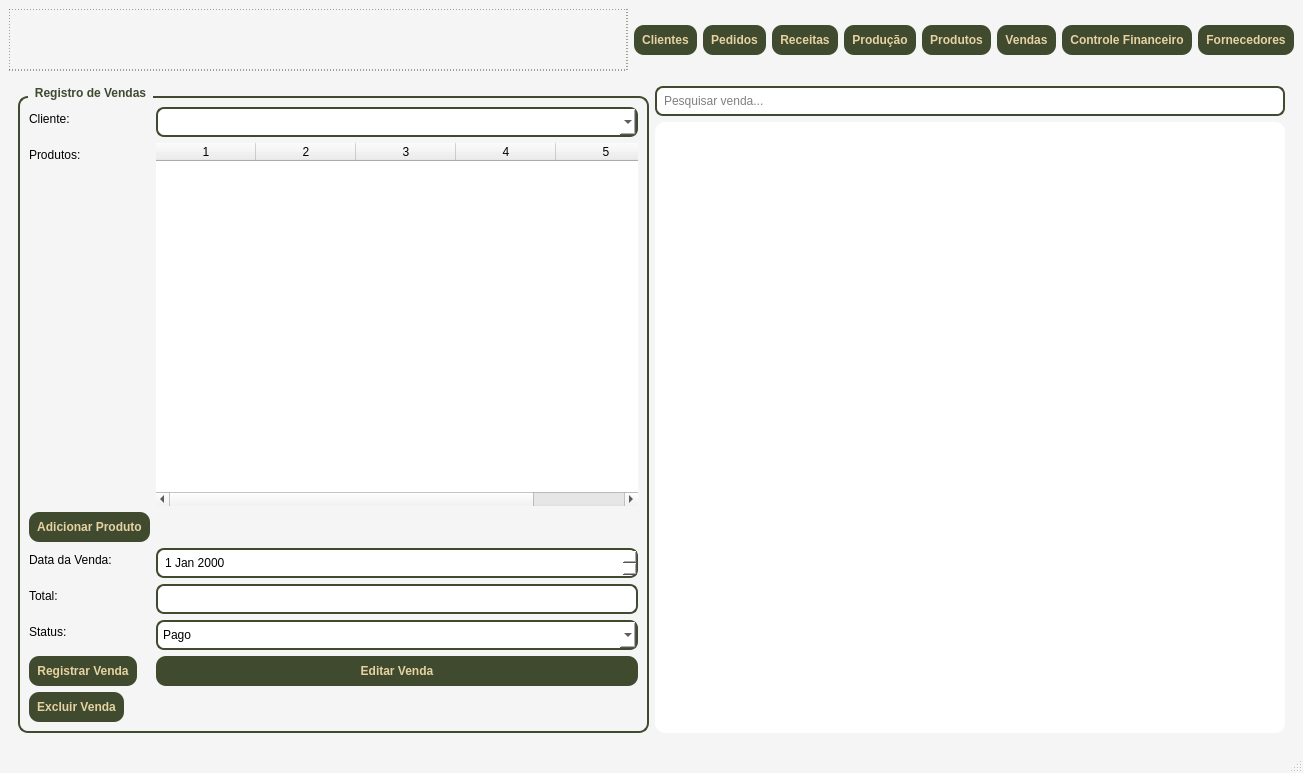
This is telas/tela_menu.ui in Faeldh/sistema_confeitaria as Qt 5 draws it before an edit. The edited form follows.
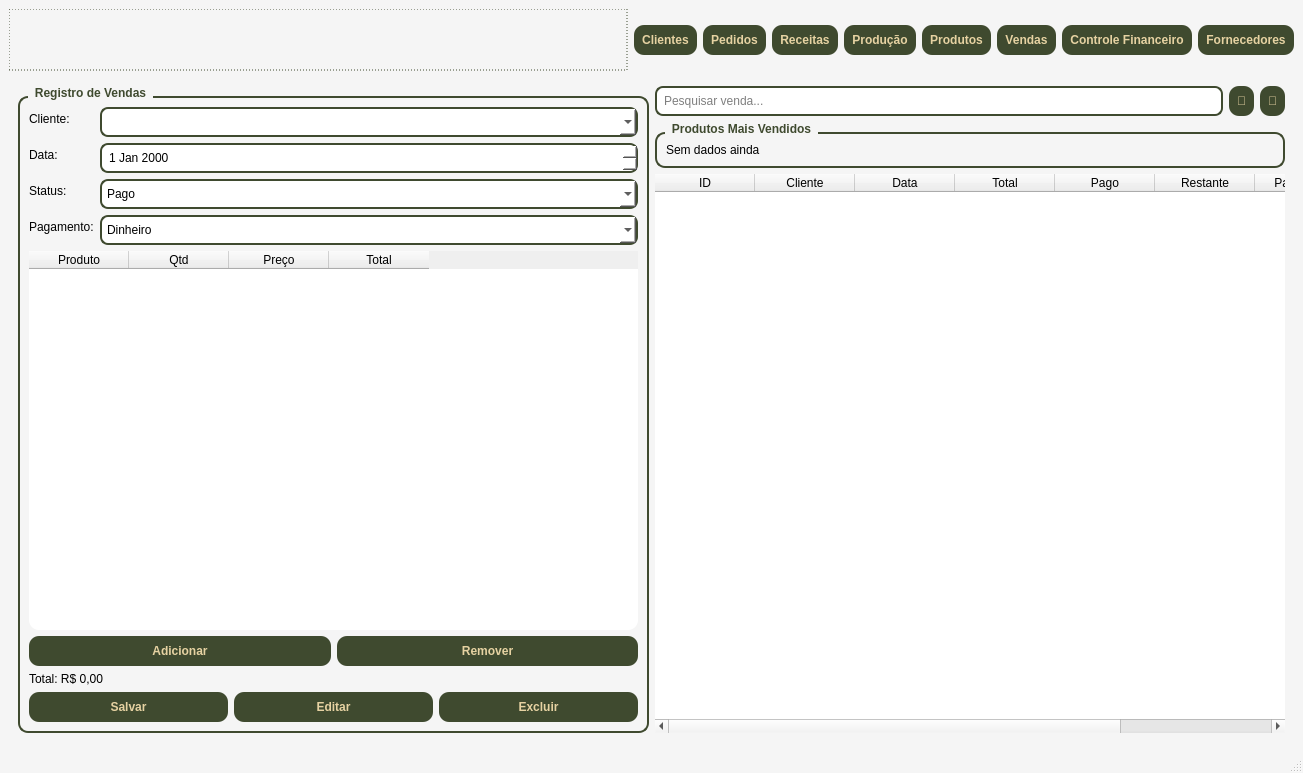
This is the edited form. The open tabs and pages were chosen to show the change.

```diff
--- a/telas/tela_menu.ui
+++ b/telas/tela_menu.ui
@@ -1325,130 +1325,186 @@
           <property name="title">
            <string>Registro de Vendas</string>
           </property>
+
+    <layout class="QVBoxLayout">
+
+     <!-- DADOS DA VENDA -->
+     <item>
           <layout class="QFormLayout">
+
            <item row="0" column="0">
-            <widget class="QLabel" name="labelCliente">
-             <property name="text">
-              <string>Cliente:</string>
-             </property>
+        <widget class="QLabel">
+         <property name="text"><string>Cliente:</string></property>
             </widget>
            </item>
            <item row="0" column="1">
-            <widget class="QComboBox" name="comboBoxCliente"/>
-           </item>
+        <widget class="QComboBox" name="comboClienteVenda"/>
+       </item>
+
            <item row="1" column="0">
-            <widget class="QLabel" name="labelProdutos">
-             <property name="text">
-              <string>Produtos:</string>
-             </property>
+        <widget class="QLabel">
+         <property name="text"><string>Data:</string></property>
             </widget>
            </item>
            <item row="1" column="1">
-            <widget class="QTableWidget" name="tableWidgetProdutos">
-             <property name="columnCount">
-              <number>5</number>
-             </property>
-             <property name="horizontalHeaderLabels" stdset="0">
-              <string>Produto;Quantidade;Tamanho;Sabor;Adicionais</string>
-             </property>
-             <column/>
-             <column/>
-             <column/>
-             <column/>
-             <column/>
-            </widget>
-           </item>
+        <widget class="QDateEdit" name="dateVenda"/>
+       </item>
+
            <item row="2" column="0">
-            <widget class="QPushButton" name="btnAdicionarProduto">
-             <property name="text">
-              <string>Adicionar Produto</string>
-             </property>
-            </widget>
-           </item>
+        <widget class="QLabel">
+         <property name="text"><string>Status:</string></property>
+        </widget>
+       </item>
+       <item row="2" column="1">
+        <widget class="QComboBox" name="comboStatusVenda">
+         <item><property name="text"><string>Pago</string></property></item>
+         <item><property name="text"><string>Pendente</string></property></item>
+         <item><property name="text"><string>Parcial</string></property></item>
+        </widget>
+       </item>
+
            <item row="3" column="0">
-            <widget class="QLabel" name="labelData">
-             <property name="text">
-              <string>Data da Venda:</string>
-             </property>
+        <widget class="QLabel">
+         <property name="text"><string>Pagamento:</string></property>
             </widget>
            </item>
            <item row="3" column="1">
-            <widget class="QDateEdit" name="dateEditVenda"/>
-           </item>
-           <item row="4" column="0">
-            <widget class="QLabel" name="labelTotal">
-             <property name="text">
-              <string>Total:</string>
-             </property>
-            </widget>
-           </item>
-           <item row="4" column="1">
-            <widget class="QLineEdit" name="lineEditTotal"/>
-           </item>
-           <item row="5" column="0">
-            <widget class="QLabel" name="labelStatus">
-             <property name="text">
-              <string>Status:</string>
-             </property>
-            </widget>
-           </item>
-           <item row="5" column="1">
-            <widget class="QComboBox" name="comboBoxStatus">
+        <widget class="QComboBox" name="comboPagamento">
+         <item><property name="text"><string>Dinheiro</string></property></item>
+         <item><property name="text"><string>Pix</string></property></item>
+         <item><property name="text"><string>Cartão</string></property></item>
+        </widget>
+       </item>
+
+      </layout>
+     </item>
+
+     <!-- ITENS -->
+     <item>
+      <widget class="QTableWidget" name="tableItensVenda">
+       <property name="columnCount"><number>4</number></property>
+       <column><property name="text"><string>Produto</string></property></column>
+       <column><property name="text"><string>Qtd</string></property></column>
+       <column><property name="text"><string>Preço</string></property></column>
+       <column><property name="text"><string>Total</string></property></column>
+      </widget>
+     </item>
+
+     <!-- BOTÕES ITEM -->
              <item>
-              <property name="text">
-               <string>Pago</string>
-              </property>
+      <layout class="QHBoxLayout">
+       <item>
+        <widget class="QPushButton" name="btnAddItemVenda">
+         <property name="text"><string>Adicionar</string></property>
+        </widget>
              </item>
              <item>
-              <property name="text">
-               <string>Pendente</string>
-              </property>
-             </item>
+        <widget class="QPushButton" name="btnRemoverItemVenda">
+         <property name="text"><string>Remover</string></property>
+        </widget>
+       </item>
+      </layout>
+     </item>
+
+     <!-- TOTAL -->
              <item>
+      <widget class="QLabel" name="lblTotalVenda">
               <property name="text">
-               <string>Parcial</string>
-              </property>
-             </item>
-            </widget>
-           </item>
-           <item row="6" column="0">
-            <widget class="QPushButton" name="btnRegistrarVenda">
-             <property name="text">
-              <string>Registrar Venda</string>
-             </property>
-            </widget>
-           </item>
-           <item row="6" column="1">
+        <string>Total: R$ 0,00</string>
+       </property>
+      </widget>
+     </item>
+
+     <!-- BOTÕES -->
+     <item>
+      <layout class="QHBoxLayout">
+       <item>
+        <widget class="QPushButton" name="btnSalvarVenda">
+         <property name="text"><string>Salvar</string></property>
+        </widget>
+       </item>
+       <item>
             <widget class="QPushButton" name="btnEditarVenda">
-             <property name="text">
-              <string>Editar Venda</string>
-             </property>
-            </widget>
-           </item>
-           <item row="7" column="0">
+         <property name="text"><string>Editar</string></property>
+        </widget>
+       </item>
+       <item>
             <widget class="QPushButton" name="btnExcluirVenda">
-             <property name="text">
-              <string>Excluir Venda</string>
-             </property>
+         <property name="text"><string>Excluir</string></property>
             </widget>
            </item>
           </layout>
-         </widget>
-        </item>
+     </item>
+
+    </layout>
+   </widget>
+  </item>
+
+  <!-- ================= DIREITA (LISTA + RESUMO) ================= -->
         <item>
          <layout class="QVBoxLayout">
+
+    <!-- PESQUISA -->
           <item>
-           <widget class="QLineEdit" name="lineEditPesquisaVendas">
+     <layout class="QHBoxLayout">
+      <item>
+       <widget class="QLineEdit" name="linePesquisaVenda">
             <property name="placeholderText">
              <string>Pesquisar venda...</string>
             </property>
            </widget>
           </item>
           <item>
-           <widget class="QTableView" name="tableViewVendas"/>
-          </item>
-         </layout>
-        </item>
+       <widget class="QPushButton" name="btnPesquisarVenda">
+        <property name="text"><string>🔎</string></property>
+       </widget>
+      </item>
+      <item>
+       <widget class="QPushButton" name="btnAtualizarVenda">
+        <property name="text"><string>🔄</string></property>
+       </widget>
+      </item>
+     </layout>
+    </item>
+
+    <!-- MAIS VENDIDOS -->
+    <item>
+     <widget class="QGroupBox" name="groupBoxMaisVendidos">
+      <property name="title">
+       <string>Produtos Mais Vendidos</string>
+      </property>
+      <layout class="QVBoxLayout">
+       <item>
+        <widget class="QLabel" name="lblMaisVendidos">
+         <property name="text">
+          <string>Sem dados ainda</string>
+         </property>
+        </widget>
+       </item>
+      </layout>
+     </widget>
+    </item>
+
+    <!-- TABELA -->
+    <item>
+     <widget class="QTableWidget" name="tableVendas">
+      <property name="columnCount"><number>8</number></property>
+
+      <column><property name="text"><string>ID</string></property></column>
+      <column><property name="text"><string>Cliente</string></property></column>
+      <column><property name="text"><string>Data</string></property></column>
+      <column><property name="text"><string>Total</string></property></column>
+      <column><property name="text"><string>Pago</string></property></column>
+      <column><property name="text"><string>Restante</string></property></column>
+      <column><property name="text"><string>Pagamento</string></property></column>
+      <column><property name="text"><string>Status</string></property></column>
+
+     </widget>
+    </item>
+
+   </layout>
+  </item>
+
        </layout>
       </widget>
       <widget class="QWidget" name="pageControleFinanceiro">
```
Left out of the diff: 268 changed lines with no effect on the pictures. Lines whose indentation alone changed are shown as unchanged.
